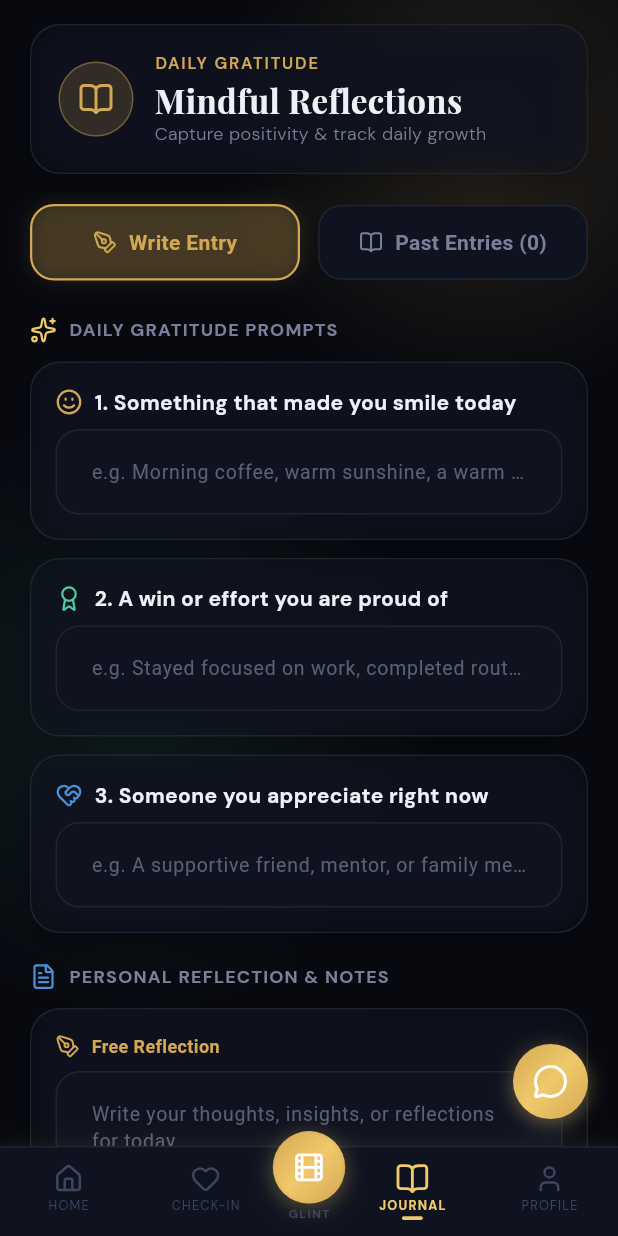
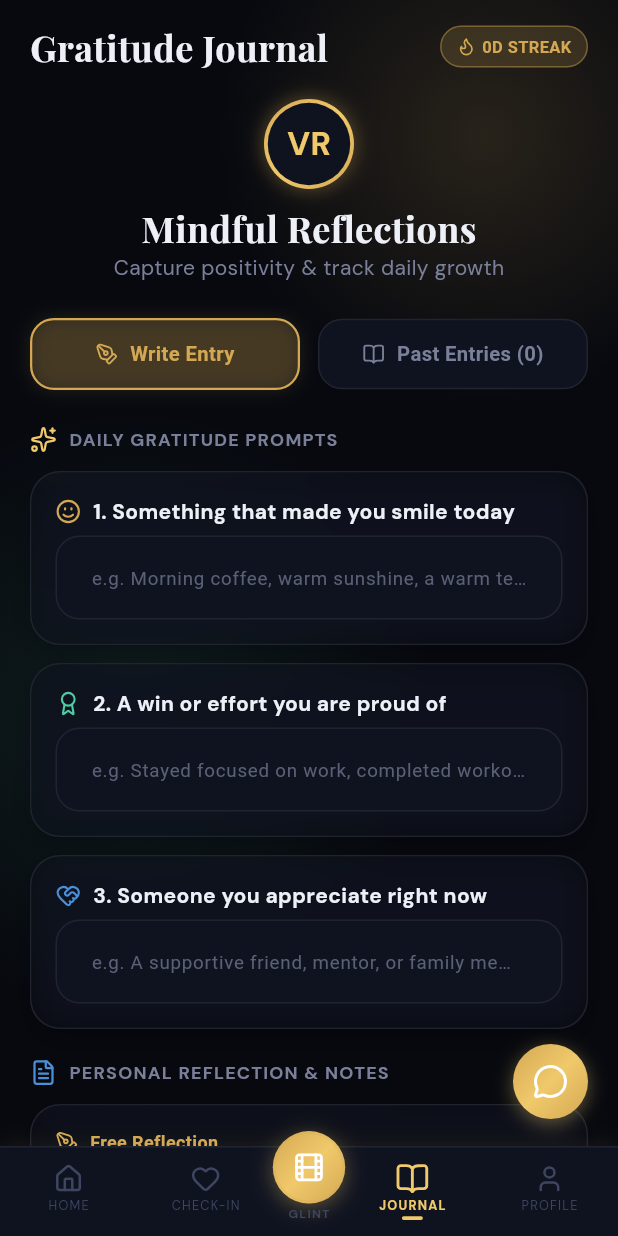
Before and after one commit to Ralein/VinR-2.0, a Flutter app: the JournalScreen screen opened by its route, on a phone screen of 412 x 824 dp. Run offline on Flutter 3.47's test engine with Material 3 defaults, Android fonts, the phone set to English and light mode, and no system bars; our stand-ins replace audioplayers, dio, flutter_riverpod, flutter_secure_storage, go_router, google_fonts and 4 more; missing offline and left inert: record; accounts and stored records are empty; network calls fail.

Commit message:
refactor: redesign JournalScreen UI and update TTS documentation

```diff
--- a/apps/flutter_app/lib/features/journal/screens/journal_screen.dart
+++ b/apps/flutter_app/lib/features/journal/screens/journal_screen.dart
@@ -6,10 +6,13 @@ import '../../../core/theme/vinr_colors.dart';
 import '../../../core/theme/vinr_typography.dart';
 import '../../../core/widgets/ambient_background.dart';
 import '../../../core/widgets/glass_container.dart';
+import '../../../core/widgets/avatar_ring.dart';
 import '../../../core/widgets/section_header.dart';
 import '../../../core/widgets/gold_button.dart';
 import '../../../core/widgets/vinr_toast.dart';
 import '../../../core/repositories/journal_repository.dart';
+import '../../auth/providers/auth_provider.dart';
+import '../../streak/providers/streak_provider.dart';
 
 class JournalScreen extends ConsumerStatefulWidget {
   const JournalScreen({super.key});
@@ -63,7 +66,7 @@ class _JournalScreenState extends ConsumerState<JournalScreen> {
               'items': gratitudeList.isNotEmpty ? gratitudeList : ['Logged personal reflection'],
               'note': item['reflection_text'] ?? 'Reflected on personal growth and daily wins.',
               'tags': ['Daily Gratitude'],
-              'aiReflection': item['ai_response'] ?? 'Gratitude entry saved! Building daily self-reflection strengthens emotional resilience.',
+              'aiReflection': item['ai_response'] ?? 'Gratitude entry saved! Daily self-reflection strengthens emotional resilience.',
             });
           }
         }
@@ -89,7 +92,6 @@ class _JournalScreenState extends ConsumerState<JournalScreen> {
 
     final items = [if (g1.isNotEmpty) g1, if (g2.isNotEmpty) g2, if (g3.isNotEmpty) g3];
 
-    // Optimistic local add
     final tempEntry = {
       'id': 'entry_${DateTime.now().millisecondsSinceEpoch}',
       'date': 'Today, ${_formatCurrentTime()}',
@@ -115,7 +117,6 @@ class _JournalScreenState extends ConsumerState<JournalScreen> {
       iconColor: VinRColors.gold,
     );
 
-    // Backend sync
     final result = await _journalRepo.createEntry(
       gratitudeItems: items,
       reflectionText: note,
@@ -154,6 +155,9 @@ class _JournalScreenState extends ConsumerState<JournalScreen> {
 
   @override
   Widget build(BuildContext context) {
+    final auth = ref.watch(authProvider);
+    final streak = ref.watch(streakProvider);
+
     final isLight = context.isLight;
     final primaryTextColor = context.textColor;
     final mutedTextColor = context.textMutedColor;
@@ -171,56 +175,67 @@ class _JournalScreenState extends ConsumerState<JournalScreen> {
     return Scaffold(
       body: AmbientBackground(
         child: SafeArea(
-          child: SingleChildScrollView(
+          child: ListView(
             padding: const EdgeInsets.only(left: 20, right: 20, top: 16, bottom: 140),
-            child: Column(
-              crossAxisAlignment: CrossAxisAlignment.start,
             children: [
-                // Premium Top Header Banner
-                GlassContainer(
-                  padding: const EdgeInsets.all(18),
-                  child: Row(
+              // Top Title Header Block (Matching Profile Screen Neat Style)
+              Row(
+                mainAxisAlignment: MainAxisAlignment.spaceBetween,
                 children: [
+                  Expanded(
+                    child: Text(
+                      'Gratitude Journal',
+                      style: VinRTypography.h1.copyWith(fontSize: 24, color: primaryTextColor),
+                    ),
+                  ),
                   Container(
-                        padding: const EdgeInsets.all(12),
+                    padding: const EdgeInsets.symmetric(horizontal: 10, vertical: 5),
                     decoration: BoxDecoration(
                       color: activeGold.withValues(alpha: 0.18),
-                          shape: BoxShape.circle,
+                      borderRadius: BorderRadius.circular(16),
                       border: Border.all(color: activeGold.withValues(alpha: 0.4)),
                     ),
-                        child: Icon(LucideIcons.bookOpen, color: activeGold, size: 24),
-                      ),
-                      const SizedBox(width: 14),
-                      Expanded(
-                        child: Column(
-                          crossAxisAlignment: CrossAxisAlignment.start,
+                    child: Row(
+                      mainAxisSize: MainAxisSize.min,
                       children: [
+                        Icon(LucideIcons.flame, size: 13, color: activeGold),
+                        const SizedBox(width: 4),
                         Text(
-                              'DAILY GRATITUDE',
-                              style: VinRTypography.label.copyWith(
-                                color: activeGold,
-                                fontSize: 11,
-                                letterSpacing: 1.2,
-                              ),
-                            ),
-                            const SizedBox(height: 2),
-                            Text(
-                              'Mindful Reflections',
-                              style: VinRTypography.h2.copyWith(fontSize: 22, color: primaryTextColor),
-                            ),
-                            Text(
-                              'Capture positivity & track daily growth',
-                              style: VinRTypography.caption.copyWith(color: mutedTextColor),
+                          '${streak.currentStreak}D STREAK',
+                          style: TextStyle(color: activeGold, fontSize: 11, fontWeight: FontWeight.bold),
                         ),
                       ],
                     ),
                   ),
                 ],
               ),
-                ),
               const SizedBox(height: 20),
 
-                // Navigation View Toggle Tabs
+              // Centered User & Reflection Hero Card (Profile-Consistent Layout)
+              Center(
+                child: Column(
+                  children: [
+                    AvatarRing(
+                      initials: auth.user?.name != null && auth.user!.name!.isNotEmpty
+                          ? auth.user!.name!.substring(0, 1).toUpperCase()
+                          : 'VR',
+                      size: 60,
+                    ),
+                    const SizedBox(height: 10),
+                    Text(
+                      'Mindful Reflections',
+                      style: VinRTypography.h2.copyWith(color: primaryTextColor),
+                    ),
+                    Text(
+                      'Capture positivity & track daily growth',
+                      style: VinRTypography.bodySm.copyWith(color: mutedTextColor),
+                    ),
+                  ],
+                ),
+              ),
+              const SizedBox(height: 24),
+
+              // Navigation Mode Selector Tabs
               Row(
                 children: [
                   Expanded(
@@ -228,7 +243,7 @@ class _JournalScreenState extends ConsumerState<JournalScreen> {
                       onTap: () => setState(() => _viewMode = 'write'),
                       child: AnimatedContainer(
                         duration: const Duration(milliseconds: 200),
-                          padding: const EdgeInsets.symmetric(vertical: 14),
+                        padding: const EdgeInsets.symmetric(vertical: 13),
                         decoration: BoxDecoration(
                           color: _viewMode == 'write'
                               ? activeGold.withValues(alpha: 0.18)
@@ -245,14 +260,14 @@ class _JournalScreenState extends ConsumerState<JournalScreen> {
                         child: Row(
                           mainAxisAlignment: MainAxisAlignment.center,
                           children: [
-                              Icon(LucideIcons.penTool, size: 16, color: _viewMode == 'write' ? activeGold : mutedTextColor),
+                            Icon(LucideIcons.penTool, size: 15, color: _viewMode == 'write' ? activeGold : mutedTextColor),
                             const SizedBox(width: 8),
                             Text(
                               'Write Entry',
                               style: TextStyle(
                                 fontWeight: FontWeight.bold,
                                 color: _viewMode == 'write' ? activeGold : mutedTextColor,
-                                  fontSize: 14,
+                                fontSize: 13.5,
                               ),
                             ),
                           ],
@@ -266,7 +281,7 @@ class _JournalScreenState extends ConsumerState<JournalScreen> {
                       onTap: () => setState(() => _viewMode = 'entries'),
                       child: AnimatedContainer(
                         duration: const Duration(milliseconds: 200),
-                          padding: const EdgeInsets.symmetric(vertical: 14),
+                        padding: const EdgeInsets.symmetric(vertical: 13),
                         decoration: BoxDecoration(
                           color: _viewMode == 'entries'
                               ? activeGold.withValues(alpha: 0.18)
@@ -283,14 +298,14 @@ class _JournalScreenState extends ConsumerState<JournalScreen> {
                         child: Row(
                           mainAxisAlignment: MainAxisAlignment.center,
                           children: [
-                              Icon(LucideIcons.bookOpen, size: 16, color: _viewMode == 'entries' ? activeGold : mutedTextColor),
+                            Icon(LucideIcons.bookOpen, size: 15, color: _viewMode == 'entries' ? activeGold : mutedTextColor),
                             const SizedBox(width: 8),
                             Text(
                               'Past Entries (${_savedEntries.length})',
                               style: TextStyle(
                                 fontWeight: FontWeight.bold,
                                 color: _viewMode == 'entries' ? activeGold : mutedTextColor,
-                                  fontSize: 14,
+                                fontSize: 13.5,
                               ),
                             ),
                           ],
@@ -310,7 +325,6 @@ class _JournalScreenState extends ConsumerState<JournalScreen> {
                   iconColor: VinRColors.goldLight,
                 ),
 
-                  // Prompt 1
                 GlassContainer(
                   padding: const EdgeInsets.all(16),
                   child: Column(
@@ -318,7 +332,7 @@ class _JournalScreenState extends ConsumerState<JournalScreen> {
                     children: [
                       Row(
                         children: [
-                            Icon(LucideIcons.smile, size: 18, color: VinRColors.gold),
+                          Icon(LucideIcons.smile, size: 17, color: VinRColors.gold),
                           const SizedBox(width: 8),
                           Text(
                             '1. Something that made you smile today',
@@ -326,13 +340,13 @@ class _JournalScreenState extends ConsumerState<JournalScreen> {
                           ),
                         ],
                       ),
-                        const SizedBox(height: 8),
+                      const SizedBox(height: 6),
                       TextField(
                         controller: _g1Controller,
-                          style: TextStyle(color: primaryTextColor, fontSize: 14),
+                        style: TextStyle(color: primaryTextColor, fontSize: 13.5),
                         decoration: InputDecoration(
-                            hintText: 'e.g. Morning coffee, warm sunshine, a warm message...',
-                            hintStyle: TextStyle(color: mutedTextColor.withValues(alpha: 0.7), fontSize: 13),
+                          hintText: 'e.g. Morning coffee, warm sunshine, a warm text message...',
+                          hintStyle: TextStyle(color: mutedTextColor.withValues(alpha: 0.7), fontSize: 12.5),
                           border: InputBorder.none,
                         ),
                       ),
@@ -341,7 +355,6 @@ class _JournalScreenState extends ConsumerState<JournalScreen> {
                 ),
                 const SizedBox(height: 12),
 
-                  // Prompt 2
                 GlassContainer(
                   padding: const EdgeInsets.all(16),
                   child: Column(
@@ -349,7 +362,7 @@ class _JournalScreenState extends ConsumerState<JournalScreen> {
                     children: [
                       Row(
                         children: [
-                            Icon(LucideIcons.award, size: 18, color: VinRColors.emerald),
+                          Icon(LucideIcons.award, size: 17, color: VinRColors.emerald),
                           const SizedBox(width: 8),
                           Text(
                             '2. A win or effort you are proud of',
@@ -357,13 +370,13 @@ class _JournalScreenState extends ConsumerState<JournalScreen> {
                           ),
                         ],
                       ),
-                        const SizedBox(height: 8),
+                      const SizedBox(height: 6),
                       TextField(
                         controller: _g2Controller,
-                          style: TextStyle(color: primaryTextColor, fontSize: 14),
+                        style: TextStyle(color: primaryTextColor, fontSize: 13.5),
                         decoration: InputDecoration(
-                            hintText: 'e.g. Stayed focused on work, completed routine...',
-                            hintStyle: TextStyle(color: mutedTextColor.withValues(alpha: 0.7), fontSize: 13),
+                          hintText: 'e.g. Stayed focused on work, completed workout...',
+                          hintStyle: TextStyle(color: mutedTextColor.withValues(alpha: 0.7), fontSize: 12.5),
                           border: InputBorder.none,
                         ),
                       ),
@@ -372,7 +385,6 @@ class _JournalScreenState extends ConsumerState<JournalScreen> {
                 ),
                 const SizedBox(height: 12),
 
-                  // Prompt 3
                 GlassContainer(
                   padding: const EdgeInsets.all(16),
                   child: Column(
@@ -380,7 +392,7 @@ class _JournalScreenState extends ConsumerState<JournalScreen> {
                     children: [
                       Row(
                         children: [
-                            Icon(LucideIcons.heartHandshake, size: 18, color: VinRColors.sapphire),
+                          Icon(LucideIcons.heartHandshake, size: 17, color: VinRColors.sapphire),
                           const SizedBox(width: 8),
                           Text(
                             '3. Someone you appreciate right now',
@@ -388,13 +400,13 @@ class _JournalScreenState extends ConsumerState<JournalScreen> {
                           ),
                         ],
                       ),
-                        const SizedBox(height: 8),
+                      const SizedBox(height: 6),
                       TextField(
                         controller: _g3Controller,
-                          style: TextStyle(color: primaryTextColor, fontSize: 14),
+                        style: TextStyle(color: primaryTextColor, fontSize: 13.5),
                         decoration: InputDecoration(
                           hintText: 'e.g. A supportive friend, mentor, or family member...',
-                            hintStyle: TextStyle(color: mutedTextColor.withValues(alpha: 0.7), fontSize: 13),
+                          hintStyle: TextStyle(color: mutedTextColor.withValues(alpha: 0.7), fontSize: 12.5),
                           border: InputBorder.none,
                         ),
                       ),
@@ -415,7 +427,7 @@ class _JournalScreenState extends ConsumerState<JournalScreen> {
                     children: [
                       Row(
                         children: [
-                            Icon(LucideIcons.penTool, size: 16, color: activeGold),
+                          Icon(LucideIcons.penTool, size: 15, color: activeGold),
                           const SizedBox(width: 8),
                           Text(
                             'Free Reflection',
@@ -423,14 +435,14 @@ class _JournalScreenState extends ConsumerState<JournalScreen> {
                           ),
                         ],
                       ),
-                        const SizedBox(height: 8),
+                      const SizedBox(height: 6),
                       TextField(
                         controller: _reflectionController,
                         maxLines: 4,
-                          style: TextStyle(color: primaryTextColor, fontSize: 14, height: 1.4),
+                        style: TextStyle(color: primaryTextColor, fontSize: 13.5, height: 1.4),
                         decoration: InputDecoration(
                           hintText: 'Write your thoughts, insights, or reflections for today...',
-                            hintStyle: TextStyle(color: mutedTextColor.withValues(alpha: 0.7), fontSize: 13),
+                          hintStyle: TextStyle(color: mutedTextColor.withValues(alpha: 0.7), fontSize: 12.5),
                           border: InputBorder.none,
                         ),
                       ),
@@ -449,11 +461,11 @@ class _JournalScreenState extends ConsumerState<JournalScreen> {
               else ...[
                 TextField(
                   onChanged: (val) => setState(() => _searchQuery = val),
-                    style: TextStyle(color: primaryTextColor),
+                  style: TextStyle(color: primaryTextColor, fontSize: 13.5),
                   decoration: InputDecoration(
                     hintText: 'Search gratitude entries...',
-                      prefixIcon: Icon(LucideIcons.search, size: 18, color: mutedTextColor),
-                      hintStyle: TextStyle(color: mutedTextColor),
+                    prefixIcon: Icon(LucideIcons.search, size: 17, color: mutedTextColor),
+                    hintStyle: TextStyle(color: mutedTextColor, fontSize: 13),
                   ),
                 ),
                 const SizedBox(height: 18),
@@ -477,7 +489,7 @@ class _JournalScreenState extends ConsumerState<JournalScreen> {
                       padding: const EdgeInsets.symmetric(vertical: 40),
                       child: Column(
                         children: [
-                            Icon(LucideIcons.bookOpen, size: 48, color: mutedTextColor.withValues(alpha: 0.4)),
+                          Icon(LucideIcons.bookOpen, size: 44, color: mutedTextColor.withValues(alpha: 0.4)),
                           const SizedBox(height: 12),
                           Text('No Journal Entries Yet', style: VinRTypography.body.copyWith(fontWeight: FontWeight.bold, color: primaryTextColor)),
                           const SizedBox(height: 4),
@@ -584,7 +596,6 @@ class _JournalScreenState extends ConsumerState<JournalScreen> {
           ),
         ),
       ),
-      ),
     );
   }
 }
```
Also changed, not shown: 1 other file. Lines whose indentation alone changed are shown as unchanged.
